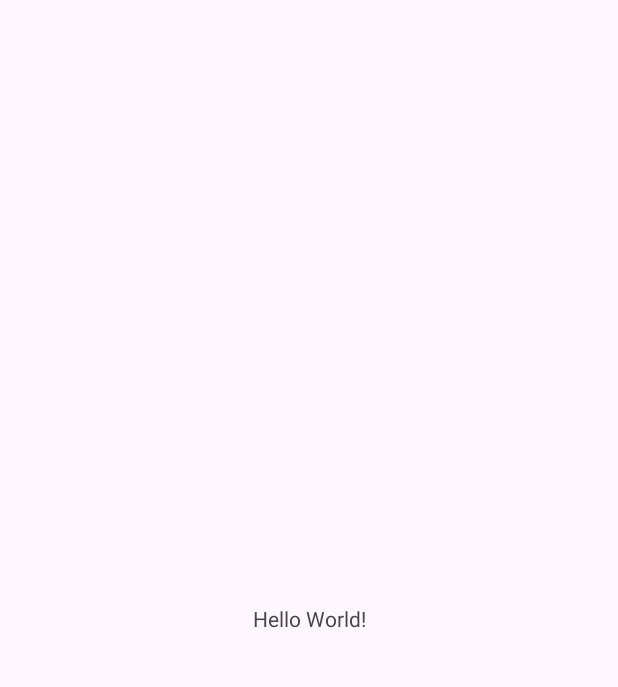
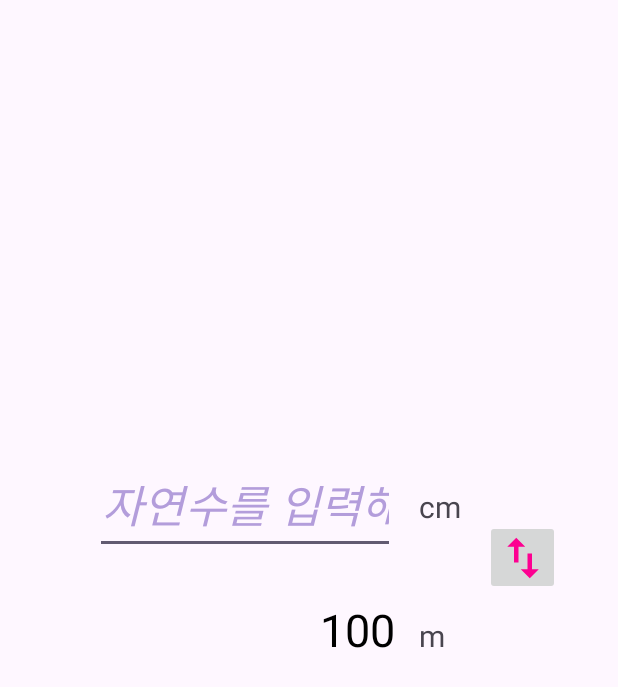
Before and after one commit to suyeong2785/unit_converter, an Android app: the screen it shows after launch (MainActivity), on a phone screen of 412 x 824 dp. Before the commit the part shown is almost empty. Shown: the top 687 px of the screen. Run offline under Robolectric (Android 15) with nearby library versions, the phone set to English and light mode, and no system bars.

Commit message:
23/12/27 방수영 1.xml로 UI구조잡기 완료

```diff
--- a/app/build.gradle
+++ b/app/build.gradle
@@ -5,7 +5,7 @@ plugins {
 
 android {
     namespace 'com.example.chapter3'
-    compileSdk 33
+    compileSdk 34
 
     defaultConfig {
         applicationId "com.example.chapter3"
--- /dev/null
+++ b/app/src/main/res/drawable/baseline_swap_vert_24.xml
@@ -0,0 +1,5 @@
+<vector android:height="36dp" android:tint="#FD0091"
+    android:viewportHeight="24" android:viewportWidth="24"
+    android:width="36dp" xmlns:android="http://schemas.android.com/apk/res/android">
+    <path android:fillColor="@android:color/white" android:pathData="M16,17.01V10h-2v7.01h-3L15,21l4,-3.99h-3zM9,3L5,6.99h3V14h2V6.99h3L9,3z"/>
+</vector>
--- a/app/src/main/res/layout/activity_main.xml
+++ b/app/src/main/res/layout/activity_main.xml
@@ -6,13 +6,68 @@
     android:layout_width="match_parent"
     android:layout_height="match_parent"
     tools:context=".MainActivity">
+
+    <EditText
+        android:id="@+id/inputEditText"
+        android:layout_width="200dp"
+        android:layout_height="wrap_content"
+        android:hint="자연수를 입력해주세요"
+        android:textColorHint="@color/purple_200"
+        android:textSize="30sp"
+        android:textStyle="italic"
+        android:gravity="end"
+        android:inputType="number"
+        android:textColor="@color/purple_700"
+        app:layout_constraintStart_toStartOf="parent"
+        app:layout_constraintEnd_toEndOf="parent"
+        app:layout_constraintTop_toTopOf="parent"
+        app:layout_constraintBottom_toBottomOf="parent"
+        app:layout_constraintVertical_bias="0.4"
+        app:layout_constraintHorizontal_bias="0.3"
+        />
+
     <TextView
-      android:layout_width="wrap_content"
-      android:layout_height="wrap_content"
-      android:text="Hello World!"
-      app:layout_constraintBottom_toBottomOf="parent"
-      app:layout_constraintStart_toStartOf="parent"
-      app:layout_constraintEnd_toEndOf="parent"
-      app:layout_constraintTop_toTopOf="parent" />
+        android:id="@+id/outputTextView"
+        android:layout_width="0dp"
+        android:layout_height="wrap_content"
+        android:gravity="end"
+        android:text="100"
+        android:textColor="@color/black"
+        android:textSize="30sp"
+        android:layout_marginTop="30dp"
+        app:layout_constraintEnd_toEndOf="@+id/inputEditText"
+        app:layout_constraintStart_toStartOf="@+id/inputEditText"
+        app:layout_constraintTop_toBottomOf="@id/inputEditText" />
 
-  </androidx.constraintlayout.widget.ConstraintLayout>
+    <TextView
+        android:id="@+id/inputUnitTextView"
+        android:layout_width="wrap_content"
+        android:layout_height="wrap_content"
+        android:text="cm"
+        android:textSize="20sp"
+        android:layout_marginLeft="16dp"
+        app:layout_constraintStart_toEndOf="@id/inputEditText"
+        app:layout_constraintBaseline_toBaselineOf="@id/inputEditText"
+        />
+
+    <TextView
+        android:id="@+id/outputUnitTextView"
+        android:layout_width="wrap_content"
+        android:layout_height="wrap_content"
+        android:text="m"
+        android:textSize="20sp"
+        android:layout_marginLeft="16dp"
+        app:layout_constraintStart_toEndOf="@id/outputTextView"
+        app:layout_constraintBaseline_toBaselineOf="@id/outputTextView"
+        />
+
+    <ImageButton
+        android:layout_width="50dp"
+        android:layout_height="50dp"
+        android:src="@drawable/baseline_swap_vert_24"
+        android:layout_marginStart="16dp"
+        app:layout_constraintTop_toTopOf="@id/inputEditText"
+        app:layout_constraintBottom_toBottomOf="@id/outputTextView"
+        app:layout_constraintStart_toEndOf="@id/inputUnitTextView"
+        />
+</androidx.constraintlayout.widget.ConstraintLayout>
--- a/app/src/main/res/values/colors.xml
+++ b/app/src/main/res/values/colors.xml
@@ -2,4 +2,6 @@
 <resources>
     <color name="black">#FF000000</color>
     <color name="white">#FFFFFFFF</color>
+    <color name="purple_700">#512DA8</color>
+    <color name="purple_200">#B39DDB</color>
 </resources>
```
